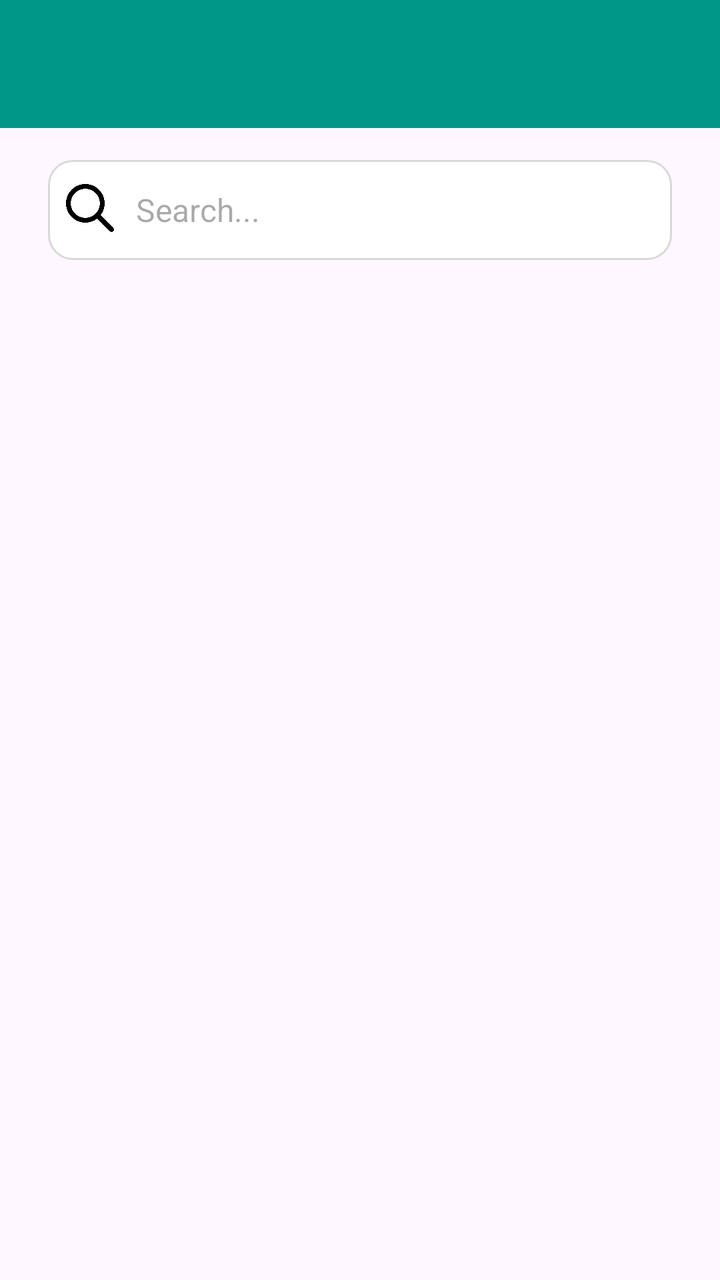
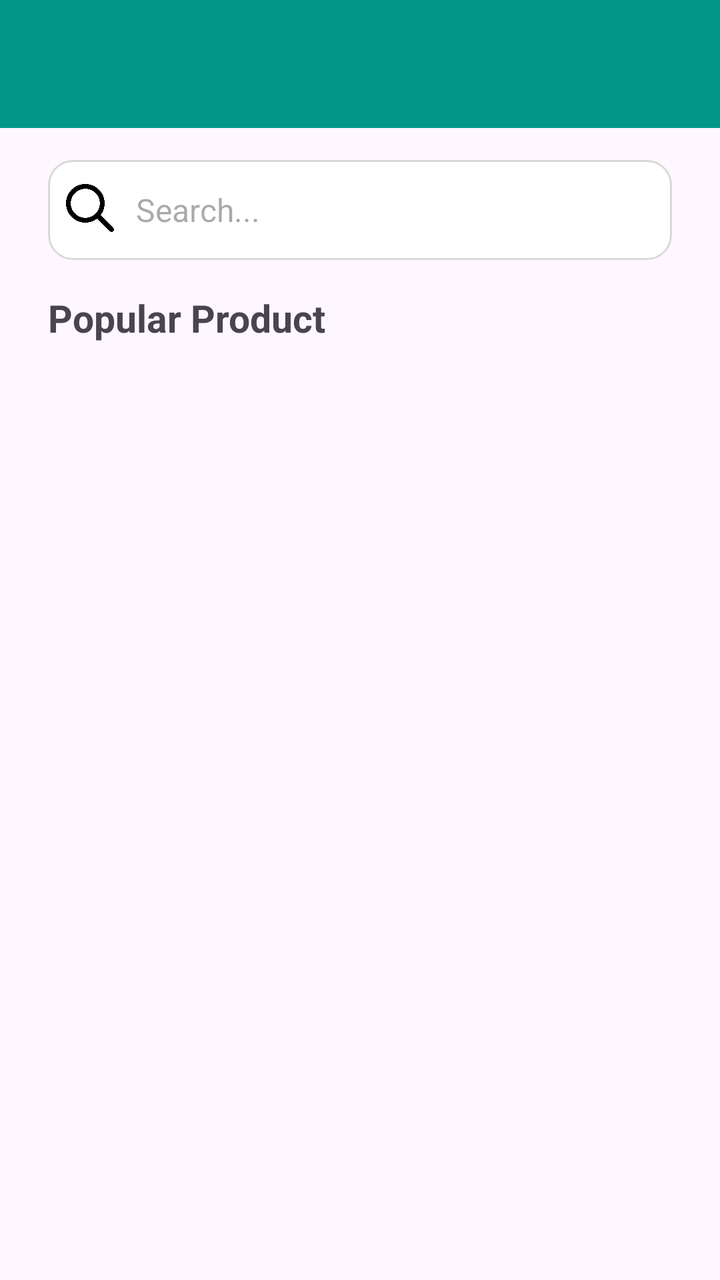

Compare the two renders of this Android layout. The source of the first and the diff that turns it into the second are given below.
<!-- AndroidManifest.xml: application theme Theme.Netptunus_HAFIZ -->
<!-- res/layout/fragment_home.xml -->
<?xml version="1.0" encoding="utf-8"?>
<androidx.constraintlayout.widget.ConstraintLayout xmlns:android="http://schemas.android.com/apk/res/android"
    xmlns:app="http://schemas.android.com/apk/res-auto"
    xmlns:tools="http://schemas.android.com/tools"
    android:layout_width="match_parent"
    android:layout_height="match_parent"
    tools:context=".Home.HomeFragment">

    

    <com.google.android.material.appbar.AppBarLayout
        android:id="@+id/appBar"
        android:layout_width="match_parent"
        android:layout_height="wrap_content"
        android:theme="@style/ThemeOverlay.MaterialComponents.Dark.ActionBar">

        <androidx.appcompat.widget.Toolbar
            android:id="@+id/toolbar"
            android:background="@color/hijau"
            android:layout_width="match_parent"
            android:layout_height="?attr/actionBarSize"
            app:titleTextColor="@android:color/white"
            app:layout_scrollFlags="scroll|enterAlways"/>


    </com.google.android.material.appbar.AppBarLayout>

    <EditText
        android:id="@+id/searchbtn"
        android:layout_width="match_parent"
        android:layout_height="50dp"
        android:layout_marginTop="16dp"
        android:layout_marginStart="24dp"
        android:layout_marginEnd="24dp"
        android:ems="10"
        android:textSize="16sp"
        android:paddingStart="44dp"
        android:paddingEnd="12dp"
        android:hint="Search..."
        android:inputType="text"
        android:background="@drawable/bg_search"
        app:layout_constraintEnd_toEndOf="parent"
        app:layout_constraintStart_toStartOf="parent"
        app:layout_constraintTop_toBottomOf="@+id/appBar" />

    <ImageView
        android:id="@+id/imageSearch"
        android:layout_width="24dp"
        android:layout_height="24dp"
        android:layout_marginTop="12dp"
        android:contentDescription="Search"
        android:scaleType="fitCenter"

        android:src="@drawable/search"
        app:layout_constraintEnd_toEndOf="@+id/searchbtn"
        app:layout_constraintHorizontal_bias="0.031"
        app:layout_constraintStart_toStartOf="@+id/searchbtn"
        app:layout_constraintTop_toTopOf="@+id/searchbtn" />


</androidx.constraintlayout.widget.ConstraintLayout>
<!-- resources referenced by this layout -->
<resources>
  <color name="hijau">#009688</color>
  <!-- drawable bg_search (drawable) -->
  <?xml version="1.0" encoding="utf-8"?>
  <shape xmlns:android="http://schemas.android.com/apk/res/android"
      android:shape="rectangle">
  
      <solid android:color="#FFFFFF" />
  
      <corners android:radius="12dp" />
  
      <stroke
          android:width="1dp"
          android:color="#D9D9D9" />
  
  </shape>
  <!-- drawable search: png bitmap (drawable, 12367 bytes) -->
  <style name="Theme.Netptunus_HAFIZ" parent="Base.Theme.Netptunus_HAFIZ" />
  <style name="Base.Theme.Netptunus_HAFIZ" parent="Theme.Material3.DayNight.NoActionBar">
          
          
      </style>
</resources>

<!-- the commit's change to res/layout/fragment_home.xml (unified diff, before → after) -->
@@ -57,5 +57,31 @@
         app:layout_constraintStart_toStartOf="@+id/searchbtn"
         app:layout_constraintTop_toTopOf="@+id/searchbtn" />
 
+    <TextView
+        android:id="@+id/textView3"
+        android:layout_width="wrap_content"
+        android:layout_height="wrap_content"
+        android:layout_marginTop="16dp"
+        android:text="Popular Product"
+        android:textStyle="bold"
+        android:textSize="19sp"
+        app:layout_constraintEnd_toEndOf="@+id/searchbtn"
+        app:layout_constraintHorizontal_bias="0.0"
+        app:layout_constraintStart_toStartOf="@+id/searchbtn"
+        app:layout_constraintTop_toBottomOf="@+id/searchbtn" />
+
+
+    <androidx.recyclerview.widget.RecyclerView
+        android:id="@+id/recyclerViewPopular"
+        android:layout_width="0dp"
+        android:layout_height="0dp"
+        android:padding="8dp"
+        android:clipToPadding="false"
+        app:layout_constraintTop_toBottomOf="@id/textView3"
+        app:layout_constraintStart_toStartOf="parent"
+        app:layout_constraintEnd_toEndOf="parent"
+        app:layout_constraintBottom_toBottomOf="parent" />
+
+
 
 </androidx.constraintlayout.widget.ConstraintLayout>
